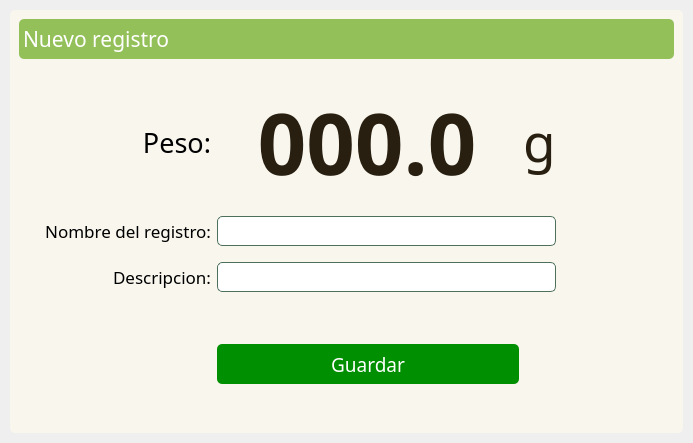
Before: the Qt Designer form ui_files/create_record.ui in AdrianDali/DaliPeso, drawn with Qt 5.
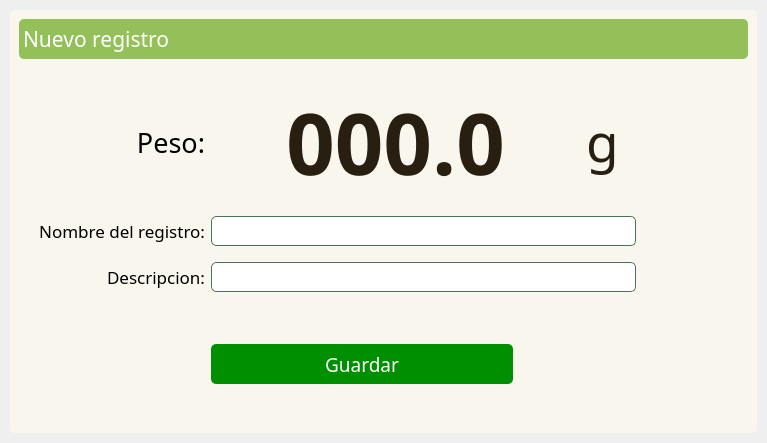
After: the same form once the commit is applied. Icons and pictures are not drawn.

```diff
--- a/ui_files/create_record.ui
+++ b/ui_files/create_record.ui
@@ -6,7 +6,7 @@
    <rect>
     <x>0</x>
     <y>0</y>
-    <width>693</width>
+    <width>767</width>
     <height>443</height>
    </rect>
   </property>
@@ -283,7 +283,7 @@
                 <rect>
                  <x>0</x>
                  <y>0</y>
-                 <width>621</width>
+                 <width>701</width>
                  <height>321</height>
                 </rect>
                </property>
@@ -573,7 +573,7 @@
                   </property>
                   <property name="minimumSize">
                    <size>
-                    <width>300</width>
+                    <width>369</width>
                     <height>0</height>
                    </size>
                   </property>
@@ -611,6 +611,12 @@
                     <verstretch>0</verstretch>
                    </sizepolicy>
                   </property>
+                  <property name="minimumSize">
+                   <size>
+                    <width>50</width>
+                    <height>0</height>
+                   </size>
+                  </property>
                   <property name="font">
                    <font>
                     <family>Rubik</family>
```
